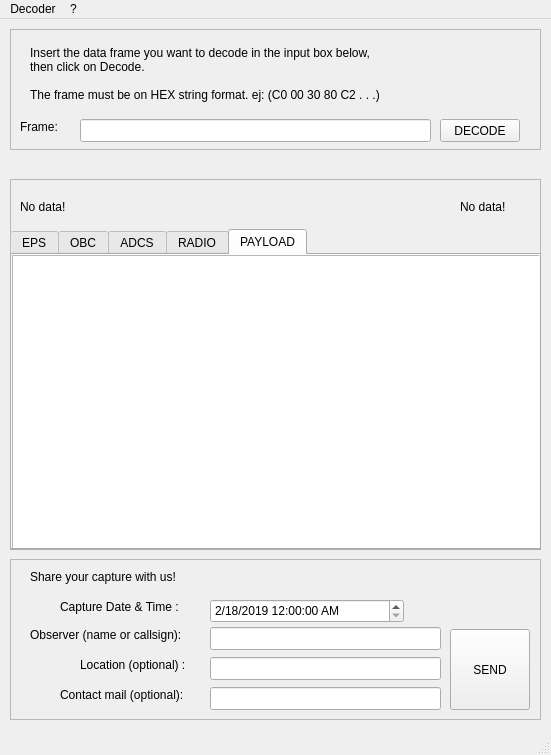
Above: gui.ui from miligon/aztechsat-decoder-python before the change. Below: the same form after it.
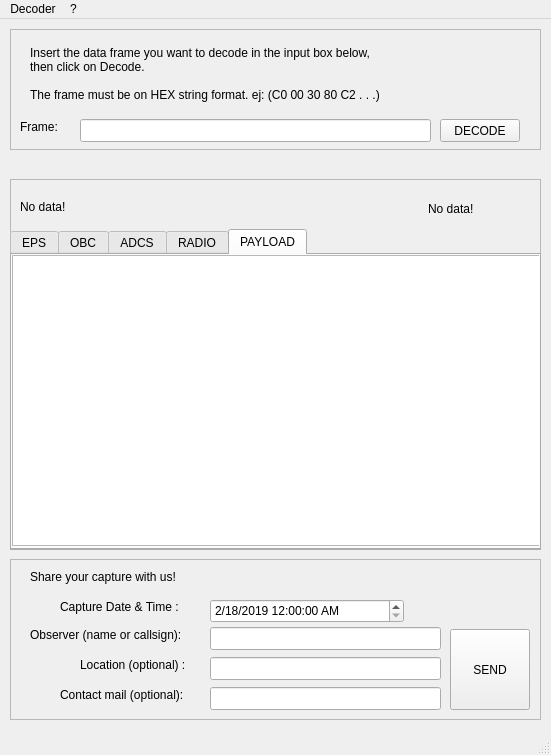
That is the form after the change. The open tabs and pages were chosen to show the change.

Diff of the .ui file:
```diff
--- a/gui.ui
+++ b/gui.ui
@@ -176,7 +176,7 @@
          <x>0</x>
          <y>0</y>
          <width>531</width>
-         <height>311</height>
+         <height>291</height>
         </rect>
        </property>
       </widget>
@@ -187,8 +187,8 @@
       <rect>
        <x>10</x>
        <y>20</y>
-       <width>59</width>
-       <height>15</height>
+       <width>141</width>
+       <height>16</height>
       </rect>
      </property>
      <property name="text">
@@ -198,10 +198,10 @@
     <widget class="QLabel" name="lblFrameNumber">
      <property name="geometry">
       <rect>
-       <x>450</x>
+       <x>418</x>
        <y>20</y>
-       <width>59</width>
-       <height>15</height>
+       <width>91</width>
+       <height>20</height>
       </rect>
      </property>
      <property name="text">
```
Left out of the diff: 12 changed lines with no effect on the pictures.
